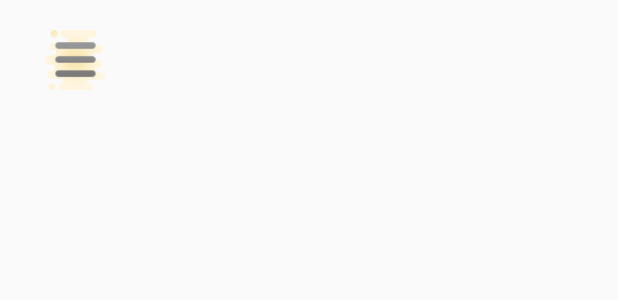
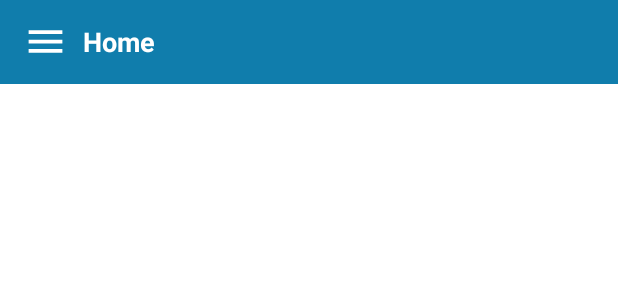
Before and after one commit to MeritonKyqyku/Programimi_Mobil, an Android app: the layout activity_home.xml on its own in the app's theme, with its tools: preview values and no code run, on a phone screen of 412 x 824 dp. Shown: the top 300 px of the screen. Run offline under Robolectric (Android 15) with nearby library versions, the phone set to English and light mode, and no system bars.

Commit message:
ndryshimet per navbar, shtimi i ic_menu, dhe ndryshime te ngjyrave te background

```diff
--- a/MyApplication/app/build.gradle
+++ b/MyApplication/app/build.gradle
@@ -29,4 +29,5 @@ dependencies {
     testImplementation 'junit:junit:4.12'
     androidTestImplementation 'androidx.test.ext:junit:1.1.0'
     androidTestImplementation 'androidx.test.espresso:espresso-core:3.1.1'
+    implementation 'com.google.android.material:material:1.0.0'
 }
--- a/MyApplication/app/src/main/res/drawable/buttons.xml
+++ b/MyApplication/app/src/main/res/drawable/buttons.xml
@@ -7,7 +7,7 @@
     </solid>
 
     <corners
-        android:radius="15dp">
+        android:radius="18dp">
 
     </corners>
 </shape>
--- /dev/null
+++ b/MyApplication/app/src/main/res/drawable/ic_menu.xml
@@ -0,0 +1,9 @@
+<vector xmlns:android="http://schemas.android.com/apk/res/android"
+        android:width="24dp"
+        android:height="24dp"
+        android:viewportWidth="24.0"
+        android:viewportHeight="24.0">
+    <path
+        android:fillColor="#FF000000"
+        android:pathData="M3,18h18v-2L3,16v2zM3,13h18v-2L3,11v2zM3,6v2h18L21,6L3,6z"/>
+</vector>
--- a/MyApplication/app/src/main/res/layout/activity_home.xml
+++ b/MyApplication/app/src/main/res/layout/activity_home.xml
@@ -8,32 +8,50 @@
     tools:context=".Home"
     android:id="@+id/layout_of_drawer">
 
-<com.google.android.material.navigation.NavigationView
-    android:id="@+id/nav_view"
+<androidx.constraintlayout.widget.ConstraintLayout
     android:layout_width="match_parent"
-    android:layout_height="match_parent"
-    android:background="@color/colorPrimary"
-    android:layout_gravity="start"
-    app:headerLayout="@layout/menu_header"
-    app:menu="@menu/main_menu" />
+    android:layout_height="match_parent">
 
-    <RelativeLayout
+    <LinearLayout
+        android:id="@+id/menutoolbar"
         android:layout_width="match_parent"
-        android:layout_height="wrap_content"
-        android:layout_marginLeft="10dp"
-        android:layout_marginRight="10dp"
-        android:padding="20dp">
+        android:layout_height="?actionBarSize"
+        android:background="@color/color2"
+        android:gravity="center_vertical"
+        android:orientation="horizontal"
+        android:paddingStart="15dp"
+        android:paddingEnd="15dp"
+        app:layout_constraintTop_toTopOf="parent">
 
         <ImageView
-            android:id="@+id/navigation_icon"
-            android:layout_width="40dp"
-            android:layout_height="40dp"
-            android:src="@drawable/nav_icon" />
+            android:id="@+id/menu_icon"
+            android:layout_width="30dp"
+            android:layout_height="30dp"
+            android:src="@drawable/ic_menu"
+            android:tint="@android:color/white"/>
 
-    </RelativeLayout>
+        <TextView
+            android:layout_width="match_parent"
+            android:layout_height="wrap_content"
+            android:textColor="@android:color/white"
+            android:text="Home"
+            android:paddingLeft="10dp"
+            android:textSize="18sp"
+            android:textStyle="bold"/>
+
+    </LinearLayout>
 
 
+</androidx.constraintlayout.widget.ConstraintLayout>
 
+
+    <com.google.android.material.navigation.NavigationView
+        android:id="@+id/nav_view"
+        android:layout_width="wrap_content"
+        android:layout_height="match_parent"
+        android:layout_gravity="start"
+        app:headerLayout="@layout/menu_header"
+        app:menu="@menu/main_menu" />
 
 
 </androidx.drawerlayout.widget.DrawerLayout>
--- a/MyApplication/app/src/main/res/values/styles.xml
+++ b/MyApplication/app/src/main/res/values/styles.xml
@@ -1,11 +1,11 @@
 <resources>
 
     <!-- Base application theme. -->
-    <style name="AppTheme" parent="Theme.AppCompat.Light.DarkActionBar">
+    <style name="AppTheme" parent="Theme.MaterialComponents.Light.NoActionBar">
         <!-- Customize your theme here. -->
-        <item name="colorPrimary">@color/colorPrimary</item>
-        <item name="colorPrimaryDark">@color/colorPrimaryDark</item>
-        <item name="colorAccent">@color/colorAccent</item>
+        <item name="colorPrimary">@color/color1</item>
+        <item name="colorPrimaryDark">@color/color2</item>
+        <item name="colorAccent">@color/color3</item>
     </style>
 
 </resources>
```
Also changed, not shown: MyApplication/app/src/main/AndroidManifest.xml (+6 -1 lines), MyApplication/app/src/main/java/com/fiek/myapplication/Home.java (+12 -32 lines), MyApplication/app/src/main/java/com/fiek/myapplication/MainActivity.java (+7 -15 lines), MyApplication/app/src/main/res/layout/menu_header.xml (+4 -12 lines), MyApplication/app/src/main/res/drawable/nav_icon.png (deleted).
